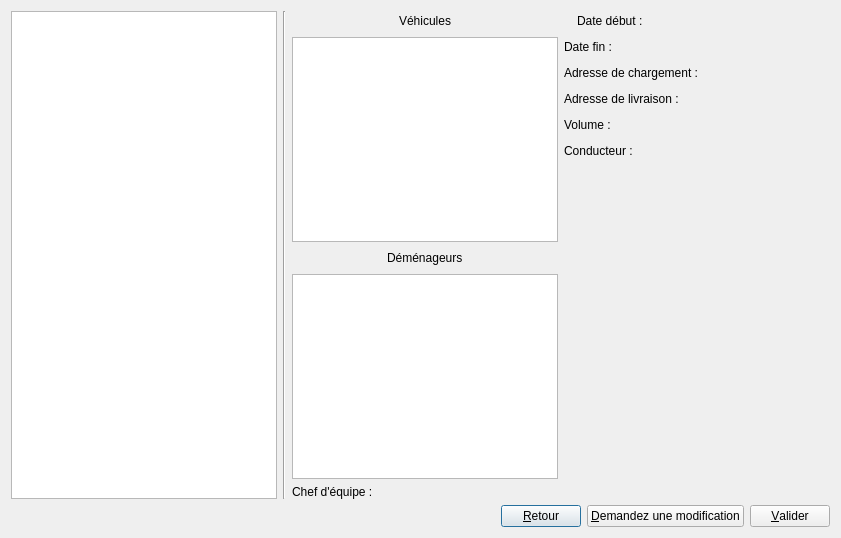
Alex-Bumblebee/ProjetDEMGUIV, file programmeQT/projetDEMGUIV/dialogConsulterDossiers.ui: the form before one commit.
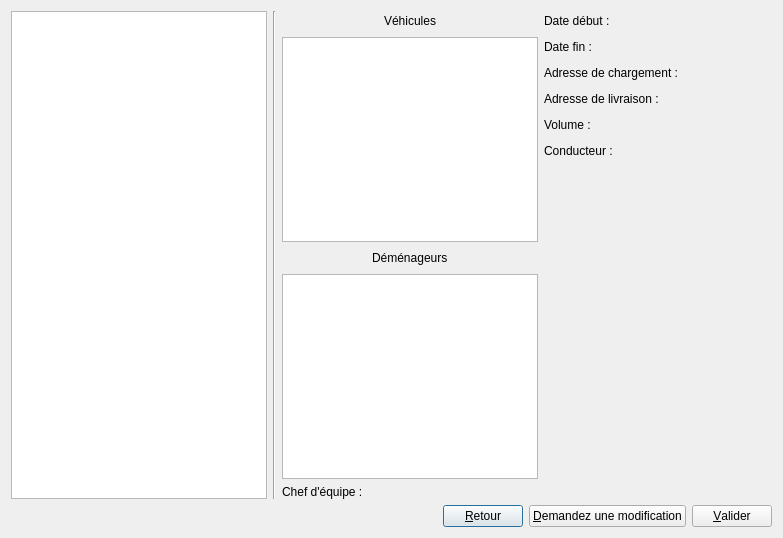
The form after the commit.

Diff of the .ui file:
```diff
--- a/programmeQT/projetDEMGUIV/dialogConsulterDossiers.ui
+++ b/programmeQT/projetDEMGUIV/dialogConsulterDossiers.ui
@@ -6,7 +6,7 @@
    <rect>
     <x>0</x>
     <y>0</y>
-    <width>841</width>
+    <width>783</width>
     <height>538</height>
    </rect>
   </property>
@@ -29,7 +29,7 @@
      <item>
       <layout class="QVBoxLayout" name="verticalLayout_2">
        <item>
-        <layout class="QHBoxLayout" name="horizontalLayout_9">
+        <layout class="QHBoxLayout" name="horizontalLayout_8">
          <item>
           <spacer name="horizontalSpacer_8">
            <property name="orientation">
@@ -69,7 +69,7 @@
         <widget class="QListWidget" name="listWidgetVehicules"/>
        </item>
        <item>
-        <layout class="QHBoxLayout" name="horizontalLayout_8">
+        <layout class="QHBoxLayout" name="horizontalLayout_9">
          <item>
           <spacer name="horizontalSpacer_9">
            <property name="orientation">
@@ -109,7 +109,7 @@
         <widget class="QListWidget" name="listWidgetDemenageurs"/>
        </item>
        <item>
-        <layout class="QHBoxLayout" name="horizontalLayout_7">
+        <layout class="QHBoxLayout" name="horizontalLayout_10">
          <item>
           <widget class="QLabel" name="label_7">
            <property name="text">
@@ -132,13 +132,6 @@
       <layout class="QVBoxLayout" name="verticalLayout">
        <item>
         <layout class="QHBoxLayout" name="horizontalLayout">
-         <item>
-          <widget class="QLabel" name="label_4">
-           <property name="text">
-            <string/>
-           </property>
-          </widget>
-         </item>
          <item>
           <widget class="QLabel" name="label_5">
            <property name="text">
@@ -293,7 +286,7 @@
         </layout>
        </item>
        <item>
-        <layout class="QHBoxLayout" name="horizontalLayout_10">
+        <layout class="QHBoxLayout" name="horizontalLayout_7">
          <item>
           <widget class="QLabel" name="label_10">
            <property name="text">
```
